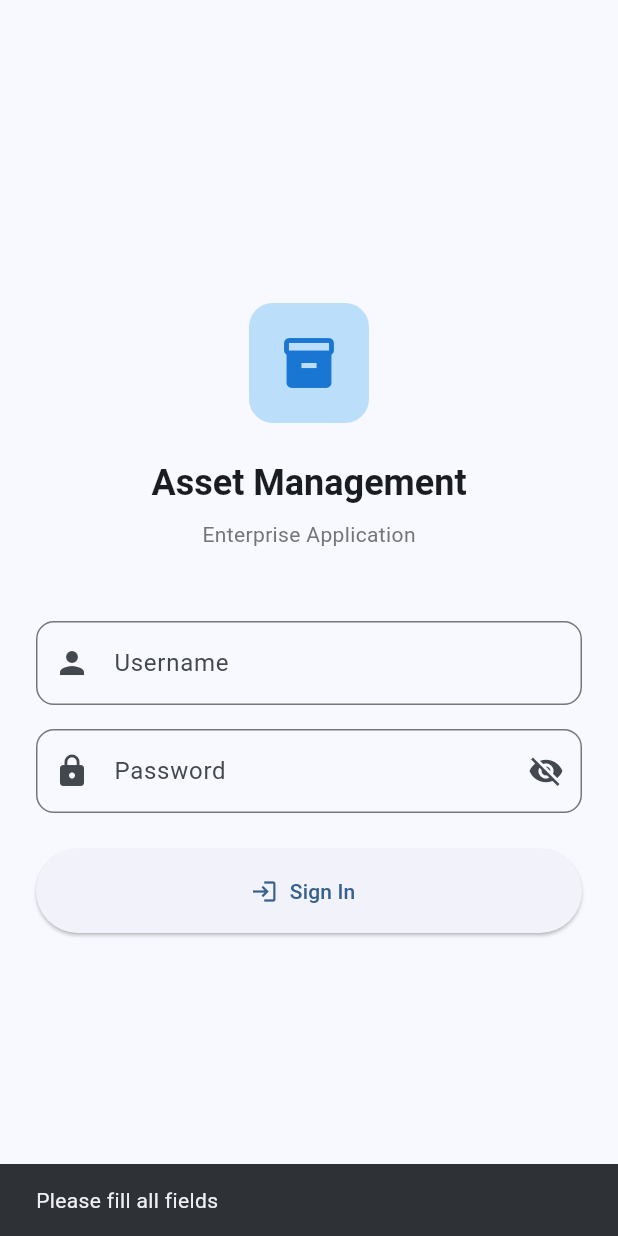
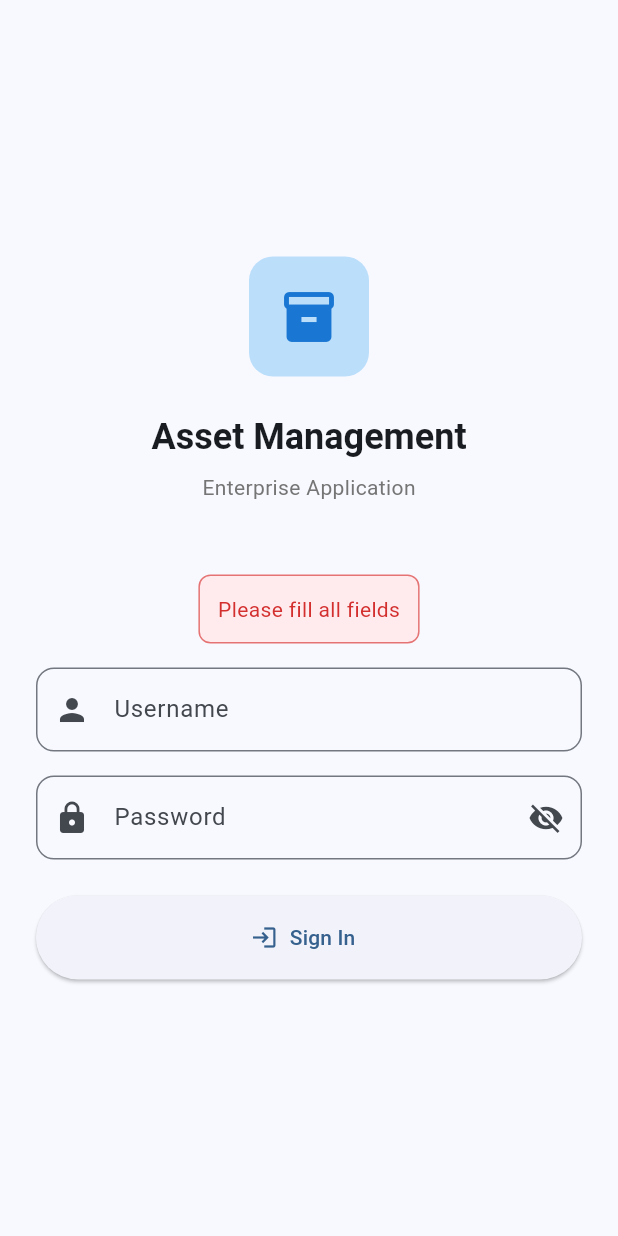
Before and after one commit to hjatmiko77/android-asset-management, a Flutter app: the screen it shows after launch, after a tap on "Sign In", on a phone screen of 412 x 824 dp. Run offline on Flutter 3.47's test engine with Material 3 defaults, Android fonts, the phone set to English and light mode, and no system bars; our stand-ins replace dio, equatable, flutter_riverpod, flutter_secure_storage, geolocator, image_picker and 2 more; missing offline and left inert: mobile_scanner; accounts and stored records are empty.

Commit message:
Fix compilation errors and missing dependencies

```diff
--- a/mobile/lib/presentation/screens/assets_list_screen.dart
+++ b/mobile/lib/presentation/screens/assets_list_screen.dart
@@ -22,8 +22,8 @@ class _AssetsListScreenState extends ConsumerState<AssetsListScreen> {
 
   @override
   Widget build(BuildContext context) {
-    final assetsProvider = searchQuery.isEmpty
-        ? ref.watch(assetsProvider as dynamic)
+    final assetsAsync = searchQuery.isEmpty
+        ? ref.watch(assetsProvider)
         : ref.watch(searchAssetsProvider(searchQuery));
 
     return Scaffold(
@@ -61,7 +61,7 @@ class _AssetsListScreenState extends ConsumerState<AssetsListScreen> {
           ),
           // Assets list
           Expanded(
-            child: assetsProvider.when(
+            child: assetsAsync.when(
               loading: () => const Center(
                 child: CircularProgressIndicator(),
               ),
--- a/mobile/lib/presentation/screens/login_screen.dart
+++ b/mobile/lib/presentation/screens/login_screen.dart
@@ -13,6 +13,7 @@ class _LoginScreenState extends ConsumerState<LoginScreen> {
   final usernameController = TextEditingController();
   final passwordController = TextEditingController();
   bool _obscurePassword = true;
+  String? errorMessage;
 
   @override
   void dispose() {
@@ -26,9 +27,7 @@ class _LoginScreenState extends ConsumerState<LoginScreen> {
     final password = passwordController.text;
 
     if (username.isEmpty || password.isEmpty) {
-      ScaffoldMessenger.of(context).showSnackBar(
-        const SnackBar(content: Text('Please fill all fields')),
-      );
+      setState(() => errorMessage = 'Please fill all fields');
       return;
     }
 
@@ -44,10 +43,9 @@ class _LoginScreenState extends ConsumerState<LoginScreen> {
         if (user != null) {
           Navigator.of(context).pushReplacementNamed('/home');
         }
-      }).whenError((error, stack) {
-        ScaffoldMessenger.of(context).showSnackBar(
-          SnackBar(content: Text('Login failed: $error')),
-        );
+      });
+      next.whenError((error, stack) {
+        setState(() => errorMessage = error.toString());
       });
     });
 
@@ -87,6 +85,23 @@ class _LoginScreenState extends ConsumerState<LoginScreen> {
                 ),
               ),
               const SizedBox(height: 48),
+              // Error message
+              if (errorMessage != null)
+                Padding(
+                  padding: const EdgeInsets.only(bottom: 16.0),
+                  child: Container(
+                    padding: const EdgeInsets.all(12),
+                    decoration: BoxDecoration(
+                      color: Colors.red.shade50,
+                      border: Border.all(color: Colors.red.shade300),
+                      borderRadius: BorderRadius.circular(8),
+                    ),
+                    child: Text(
+                      errorMessage!,
+                      style: TextStyle(color: Colors.red.shade700),
+                    ),
+                  ),
+                ),
               // Username field
               TextField(
                 controller: usernameController,
```
Also changed, not shown: mobile/lib/data/repositories/asset_repository.dart (+10 -43 lines), mobile/lib/presentation/providers/asset_provider.dart (+2 -11 lines), mobile/pubspec.yaml (+2 -30 lines).
